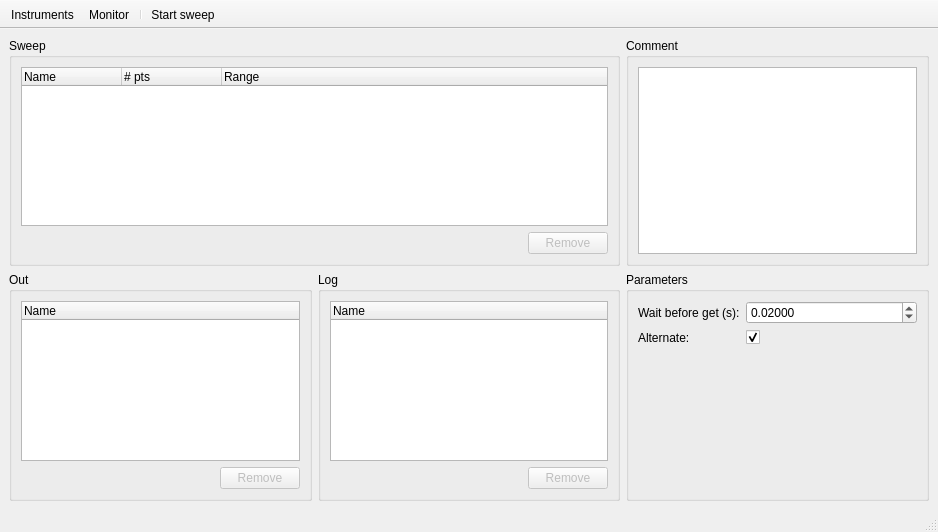
Before: the Qt Designer form ui/MainWindow.ui in AlexisMrl/HegelLab, drawn with Qt 5.
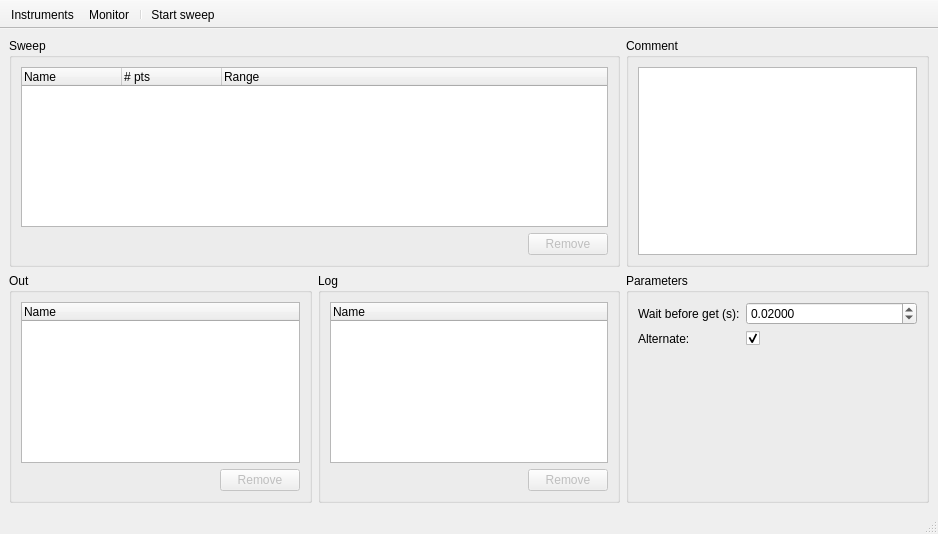
After: the same form once the commit is applied. Icons and pictures are not drawn. Custom widgets are drawn as their Qt base class.

```diff
--- a/ui/MainWindow.ui
+++ b/ui/MainWindow.ui
@@ -7,7 +7,7 @@
     <x>0</x>
     <y>0</y>
     <width>938</width>
-    <height>532</height>
+    <height>534</height>
    </rect>
   </property>
   <property name="windowTitle">
```
Left out of the diff: 13 changed lines with no effect on the pictures.
